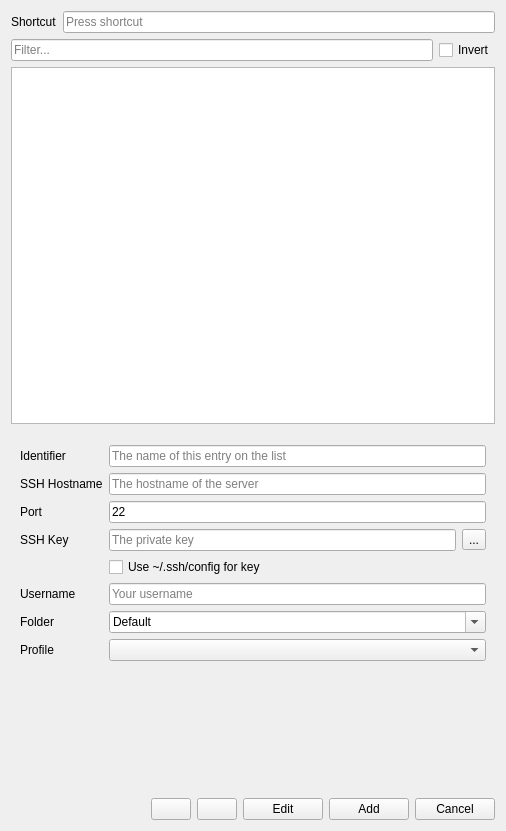
First picture: the form in src/plugins/SSHManager/sshwidget.ui, repository KDE/konsole, before the edit.
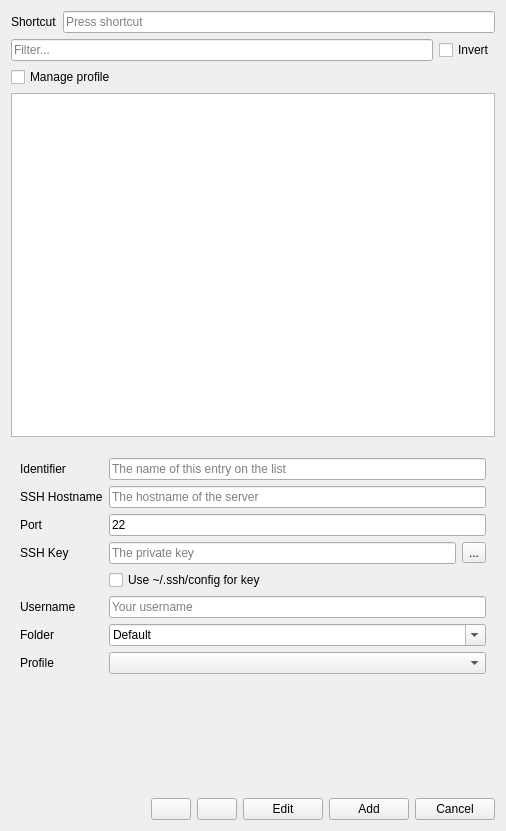
Second picture: the form after the edit. Icons and pictures are not drawn. Custom widgets are drawn as their Qt base class.

Commit message:
Add an option to ssh plugin to avoid changing profile
The default is not to change profiles on ssh connect/disconnect.
The current state is saved in the ssh plugin config file, and can be modified in the ssh plugin widget.

FIXED-IN: 22.12

Patch:
```diff
--- a/src/plugins/SSHManager/sshwidget.ui
+++ b/src/plugins/SSHManager/sshwidget.ui
@@ -49,6 +49,20 @@
      </item>
     </layout>
    </item>
+   <item>
+    <layout class="QHBoxLayout" name="horizontalLayout_3">
+     <item>
+      <widget class="QCheckBox" name="btnManageProfile">
+       <property name="toolTip">
+        <string>Change profile on connect/disconnect</string>
+       </property>
+       <property name="text">
+        <string>Manage profile</string>
+       </property>
+      </widget>
+     </item>
+    </layout>
+   </item>
    <item>
     <widget class="SshTreeView" name="treeView">
      <attribute name="headerVisible">
```
The commit also changes 3 other files.
